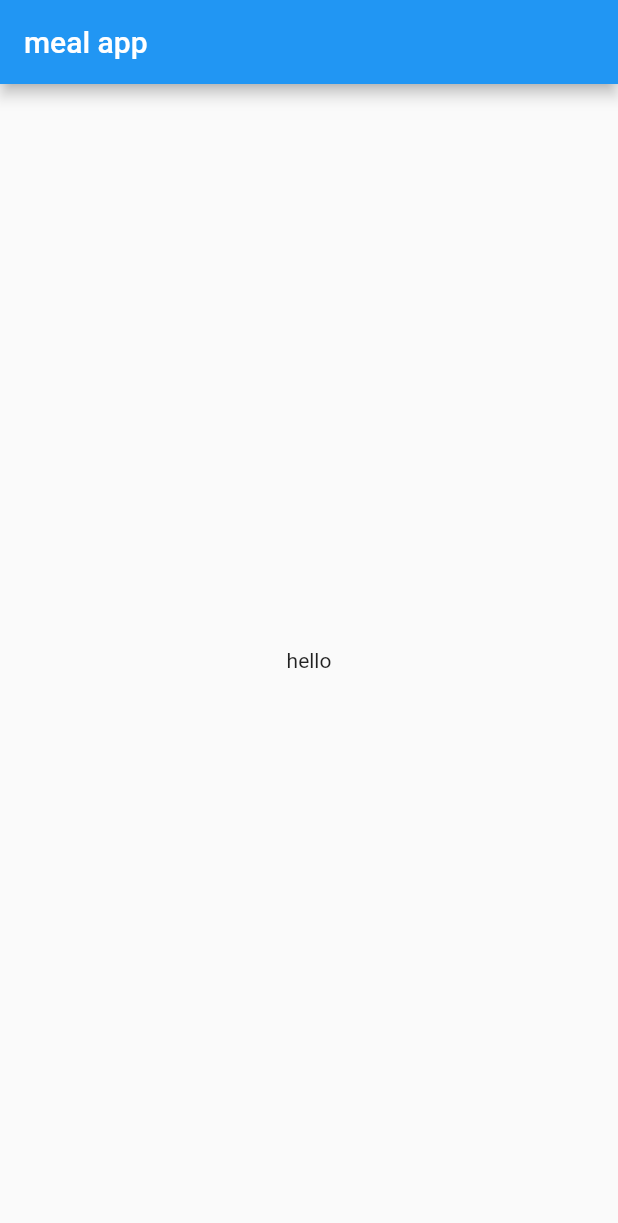
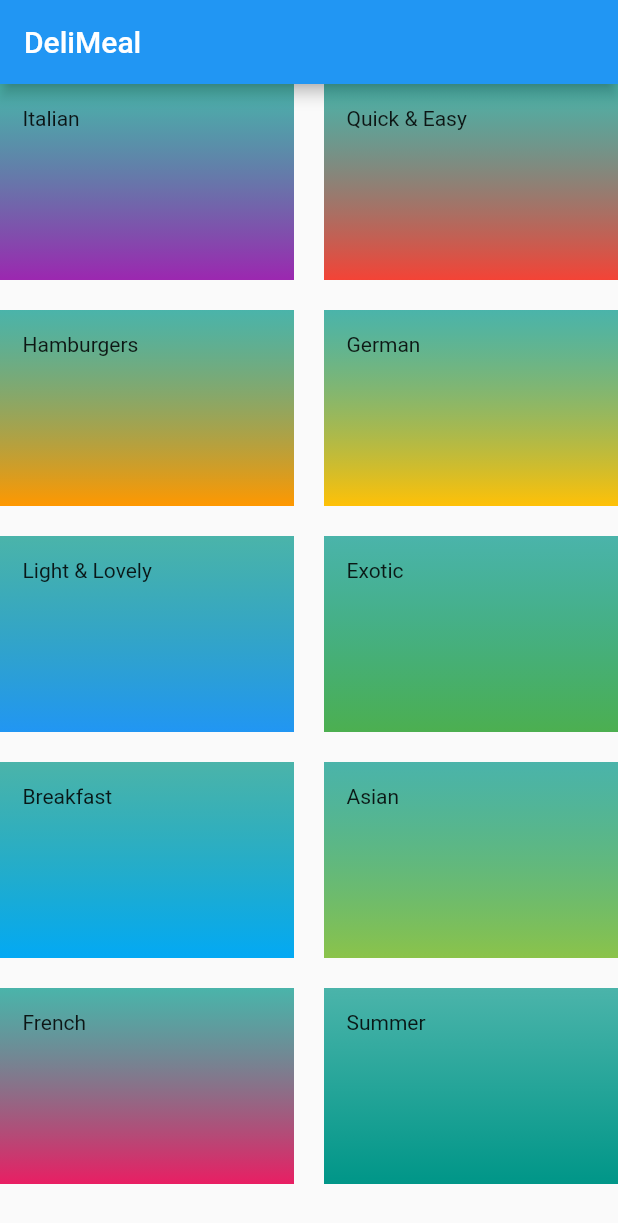
Before and after one commit to amanyGh/meal-app, a Flutter app: the screen it shows after launch, on a phone screen of 412 x 824 dp. Shown: the top 1223 px of the screen. Run offline on Flutter 3.47's test engine with Material 2 defaults, Android fonts, the phone set to English and light mode, and no system bars.

Commit message:
add grid view

```diff
--- a/lib/main.dart
+++ b/lib/main.dart
@@ -1,29 +1,17 @@
 import 'package:flutter/material.dart';
 
-void main() {
-  runApp(MyApp());
-}
+import 'package:meal_app/screens/categories_screen.dart';
+void main() => runApp(MyApp());
 
 class MyApp extends StatelessWidget {
-  // This widget is the root of your application.
   @override
   Widget build(BuildContext context) {
     return MaterialApp(
-      home: MyHomePage(),
+      title: 'DeliMeals',
+      theme: ThemeData(
+        primarySwatch: Colors.blue,
+      ),
+      home: CategoriesScreen(),
     );
   }
 }
-
-class MyHomePage extends StatelessWidget {
-
-
-  @override
-  Widget build(BuildContext context) {
-    return Scaffold(
-      appBar: AppBar(
-        title: Text('meal app'),
-      ),
-      body: Center(child: Text('hello'),)
-    );
-  }
-}
--- /dev/null
+++ b/lib/models/category.dart
@@ -0,0 +1,10 @@
+import 'package:flutter/material.dart';
+
+class Category {
+  final String id;
+  final String title;
+  final Color color;
+
+ const Category(
+      {@required this.id, @required this.title, this.color: Colors.orange});
+}
--- /dev/null
+++ b/lib/models/dummy_data.dart
@@ -0,0 +1,56 @@
+import 'package:flutter/material.dart';
+
+import 'category.dart';
+
+const DUMMY_CATEGORIES = const [
+  Category(
+    id: 'c1',
+    title: 'Italian',
+    color: Colors.purple,
+  ),
+  Category(
+    id: 'c2',
+    title: 'Quick & Easy',
+    color: Colors.red,
+  ),
+  Category(
+    id: 'c3',
+    title: 'Hamburgers',
+    color: Colors.orange,
+  ),
+  Category(
+    id: 'c4',
+    title: 'German',
+    color: Colors.amber,
+  ),
+  Category(
+    id: 'c5',
+    title: 'Light & Lovely',
+    color: Colors.blue,
+  ),
+  Category(
+    id: 'c6',
+    title: 'Exotic',
+    color: Colors.green,
+  ),
+  Category(
+    id: 'c7',
+    title: 'Breakfast',
+    color: Colors.lightBlue,
+  ),
+  Category(
+    id: 'c8',
+    title: 'Asian',
+    color: Colors.lightGreen,
+  ),
+  Category(
+    id: 'c9',
+    title: 'French',
+    color: Colors.pink,
+  ),
+  Category(
+    id: 'c10',
+    title: 'Summer',
+    color: Colors.teal,
+  ),
+];
--- /dev/null
+++ b/lib/screens/categories_screen.dart
@@ -0,0 +1,25 @@
+import 'package:flutter/material.dart';
+import 'package:meal_app/models/dummy_data.dart';
+import 'package:meal_app/widgets/category_item.dart';
+
+class CategoriesScreen extends StatelessWidget {
+
+  @override
+  Widget build(BuildContext context) {
+    return Scaffold(
+      appBar: AppBar(title: Text('DeliMeal'),),
+      body:GridView(
+        children: DUMMY_CATEGORIES.map(
+          (catData) =>CategoryItem(catData.title,catData.color)
+        ).toList(),
+        gridDelegate:
+        SliverGridDelegateWithMaxCrossAxisExtent(
+            maxCrossAxisExtent: 200,
+            childAspectRatio: 1.5,
+            mainAxisSpacing: 20,
+            crossAxisSpacing: 20),
+      )
+       ,);
+
+  }
+}
--- /dev/null
+++ b/lib/widgets/category_item.dart
@@ -0,0 +1,23 @@
+import 'package:flutter/material.dart';
+
+class CategoryItem extends StatelessWidget {
+  final String title;
+  final Color color;
+  CategoryItem(this.title,this.color);
+  @override
+  Widget build(BuildContext context) {
+    return Container(
+      padding:const EdgeInsets.all(15),
+      child: Text(title),
+      decoration: BoxDecoration(
+        gradient: LinearGradient(
+          colors: [
+            color,
+            Colors.teal.withOpacity(0.7),
+           ],
+           begin: Alignment.bottomLeft,
+           end: Alignment.topLeft
+            ) ),
+    );
+  }
+}
```
